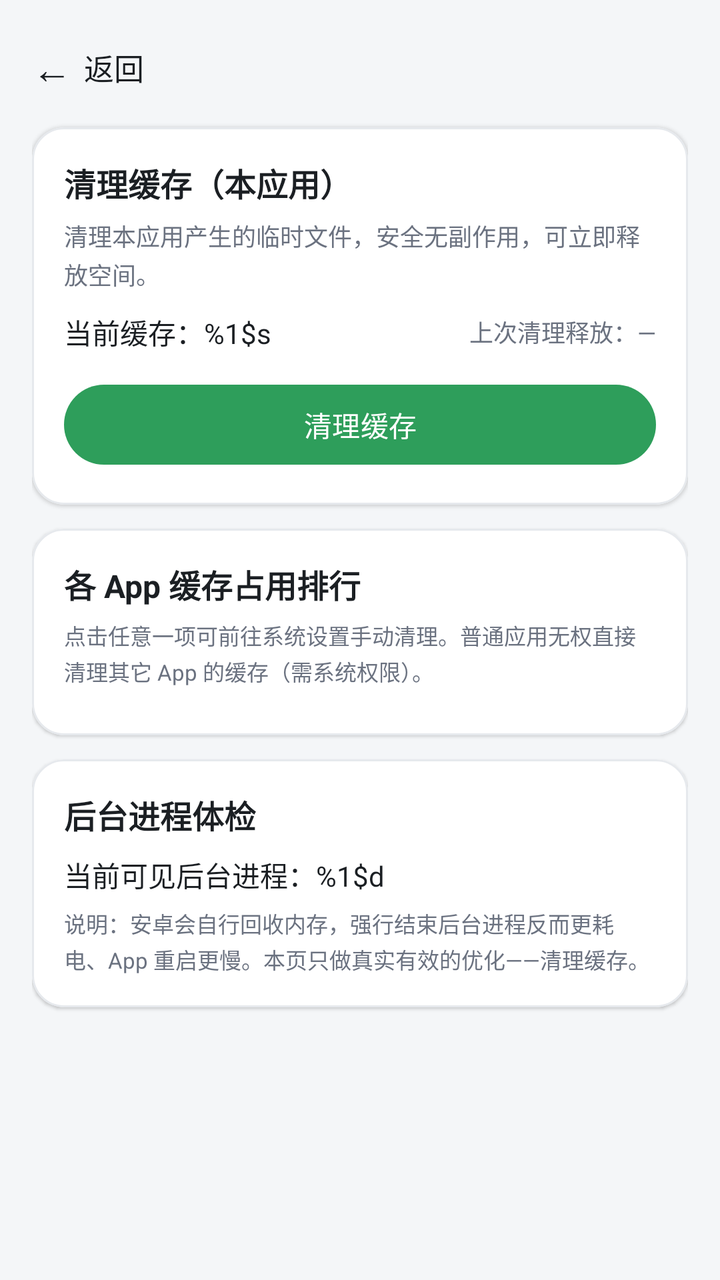
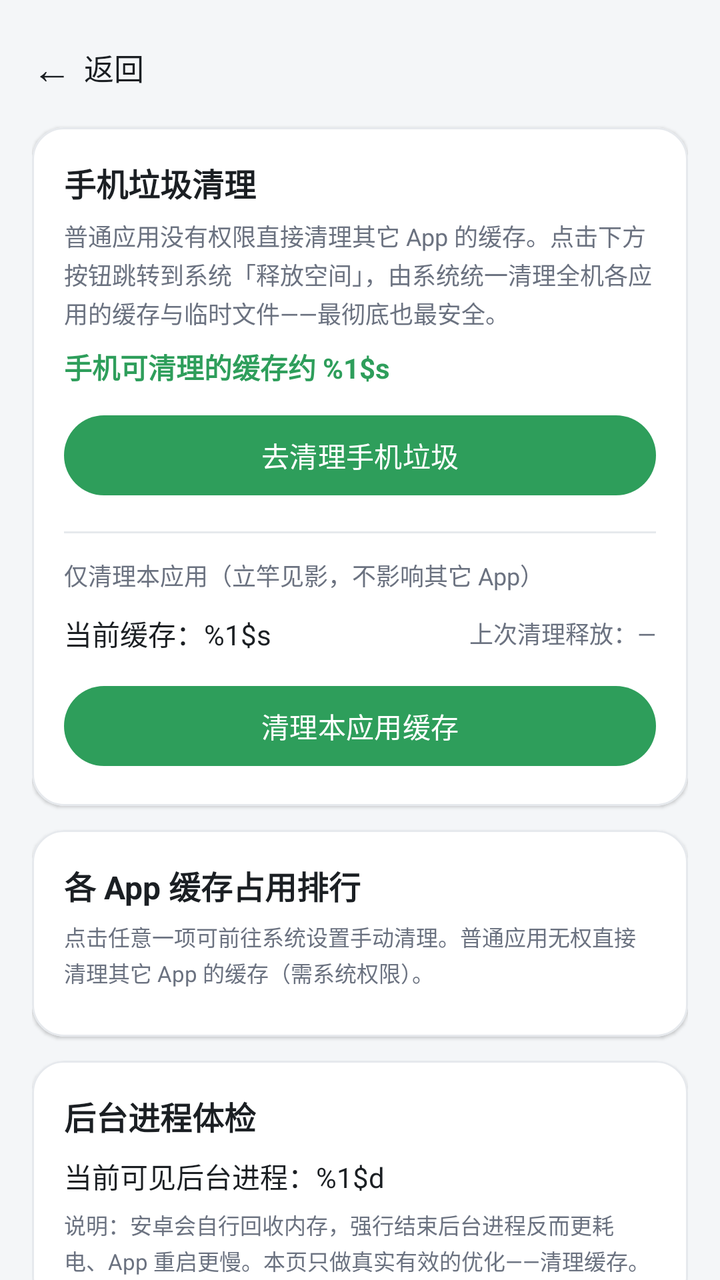

Screens rendered from an Android XML layout before and after an edit, with the pre-edit source and the edit as a unified diff.
<!-- AndroidManifest.xml: activity theme AppTheme -->
<!-- res/layout/activity_phone_optimize.xml -->
<?xml version="1.0" encoding="utf-8"?>
<androidx.core.widget.NestedScrollView xmlns:android="http://schemas.android.com/apk/res/android"
    xmlns:app="http://schemas.android.com/apk/res-auto"
    xmlns:tools="http://schemas.android.com/tools"
    android:layout_width="match_parent"
    android:layout_height="match_parent"
    android:background="@color/background"
    android:fillViewport="true">

    <LinearLayout
        android:layout_width="match_parent"
        android:layout_height="wrap_content"
        android:orientation="vertical"
        android:paddingStart="16dp"
        android:paddingTop="16dp"
        android:paddingEnd="16dp"
        android:paddingBottom="24dp">

        
        <LinearLayout
            android:id="@+id/btnBack"
            android:layout_width="wrap_content"
            android:layout_height="wrap_content"
            android:layout_marginBottom="12dp"
            android:gravity="center_vertical"
            android:orientation="horizontal"
            android:paddingVertical="4dp">

            <TextView
                android:layout_width="wrap_content"
                android:layout_height="wrap_content"
                android:text="←"
                android:textColor="@color/text_primary"
                android:textSize="20sp" />

            <TextView
                android:layout_width="wrap_content"
                android:layout_height="wrap_content"
                android:layout_marginStart="6dp"
                android:text="@string/back"
                android:textColor="@color/text_primary"
                android:textSize="15sp" />
        </LinearLayout>

        
        <com.google.android.material.card.MaterialCardView
            android:layout_width="match_parent"
            android:layout_height="wrap_content"
            android:layout_marginBottom="12dp"
            app:cardBackgroundColor="@color/surface"
            app:cardCornerRadius="16dp"
            app:cardElevation="1dp"
            app:strokeColor="@color/divider"
            app:strokeWidth="1dp">

            <LinearLayout
                android:layout_width="match_parent"
                android:layout_height="wrap_content"
                android:orientation="vertical"
                android:padding="16dp">

                <TextView
                    android:layout_width="wrap_content"
                    android:layout_height="wrap_content"
                    android:text="@string/opt_clean_title"
                    android:textColor="@color/text_primary"
                    android:textSize="16sp"
                    android:textStyle="bold" />

                <TextView
                    android:layout_width="match_parent"
                    android:layout_height="wrap_content"
                    android:layout_marginTop="6dp"
                    android:lineSpacingExtra="2dp"
                    android:text="@string/opt_clean_desc"
                    android:textColor="@color/text_secondary"
                    android:textSize="12sp" />

                <LinearLayout
                    android:layout_width="match_parent"
                    android:layout_height="wrap_content"
                    android:layout_marginTop="10dp"
                    android:gravity="center_vertical"
                    android:orientation="horizontal">

                    <TextView
                        android:id="@+id/tvSelfCache"
                        android:layout_width="0dp"
                        android:layout_height="wrap_content"
                        android:layout_weight="1"
                        android:text="@string/opt_self_cache_current"
                        android:textColor="@color/text_primary"
                        android:textSize="14sp" />

                    <TextView
                        android:id="@+id/tvSelfFreed"
                        android:layout_width="wrap_content"
                        android:layout_height="wrap_content"
                        android:text="@string/opt_self_freed_empty"
                        android:textColor="@color/text_secondary"
                        android:textSize="12sp" />
                </LinearLayout>

                <com.google.android.material.button.MaterialButton
                    android:id="@+id/btnClearSelf"
                    android:layout_width="match_parent"
                    android:layout_height="wrap_content"
                    android:layout_marginTop="12dp"
                    android:text="@string/opt_clean_btn" />
            </LinearLayout>
        </com.google.android.material.card.MaterialCardView>

        
        <com.google.android.material.card.MaterialCardView
            android:layout_width="match_parent"
            android:layout_height="wrap_content"
            android:layout_marginBottom="12dp"
            app:cardBackgroundColor="@color/surface"
            app:cardCornerRadius="16dp"
            app:cardElevation="1dp"
            app:strokeColor="@color/divider"
            app:strokeWidth="1dp">

            <LinearLayout
                android:layout_width="match_parent"
                android:layout_height="wrap_content"
                android:orientation="vertical"
                android:padding="16dp">

                <TextView
                    android:layout_width="wrap_content"
                    android:layout_height="wrap_content"
                    android:text="@string/opt_rank_title"
                    android:textColor="@color/text_primary"
                    android:textSize="16sp"
                    android:textStyle="bold" />

                <TextView
                    android:layout_width="match_parent"
                    android:layout_height="wrap_content"
                    android:layout_marginTop="6dp"
                    android:lineSpacingExtra="2dp"
                    android:text="@string/opt_rank_desc"
                    android:textColor="@color/text_secondary"
                    android:textSize="11sp" />

                <TextView
                    android:id="@+id/tvCacheEmpty"
                    android:layout_width="match_parent"
                    android:layout_height="wrap_content"
                    android:gravity="center"
                    android:paddingTop="16dp"
                    android:paddingBottom="16dp"
                    android:text="@string/opt_cache_empty"
                    android:textColor="@color/text_secondary"
                    android:textSize="13sp"
                    android:visibility="gone"
                    tools:visibility="visible" />

                <androidx.recyclerview.widget.RecyclerView
                    android:id="@+id/rvCache"
                    android:layout_width="match_parent"
                    android:layout_height="wrap_content"
                    android:layout_marginTop="8dp"
                    android:nestedScrollingEnabled="false" />
            </LinearLayout>
        </com.google.android.material.card.MaterialCardView>

        
        <com.google.android.material.card.MaterialCardView
            android:layout_width="match_parent"
            android:layout_height="wrap_content"
            app:cardBackgroundColor="@color/surface"
            app:cardCornerRadius="16dp"
            app:cardElevation="1dp"
            app:strokeColor="@color/divider"
            app:strokeWidth="1dp">

            <LinearLayout
                android:layout_width="match_parent"
                android:layout_height="wrap_content"
                android:orientation="vertical"
                android:padding="16dp">

                <TextView
                    android:layout_width="wrap_content"
                    android:layout_height="wrap_content"
                    android:text="@string/opt_proc_title"
                    android:textColor="@color/text_primary"
                    android:textSize="16sp"
                    android:textStyle="bold" />

                <TextView
                    android:id="@+id/tvProcess"
                    android:layout_width="match_parent"
                    android:layout_height="wrap_content"
                    android:layout_marginTop="8dp"
                    android:text="@string/opt_process_count"
                    android:textColor="@color/text_primary"
                    android:textSize="14sp" />

                <TextView
                    android:layout_width="match_parent"
                    android:layout_height="wrap_content"
                    android:layout_marginTop="6dp"
                    android:lineSpacingExtra="2dp"
                    android:text="@string/opt_proc_desc"
                    android:textColor="@color/text_secondary"
                    android:textSize="11sp" />
            </LinearLayout>
        </com.google.android.material.card.MaterialCardView>

    </LinearLayout>
</androidx.core.widget.NestedScrollView>
<!-- resources referenced by this layout -->
<resources>
  <color name="background">#F4F6F8</color>
  <color name="divider">#E6E9ED</color>
  <color name="surface">#FFFFFF</color>
  <color name="text_primary">#1B1F23</color>
  <color name="text_secondary">#6B7280</color>
  <string name="back">返回</string>
  <string name="opt_cache_empty">暂无其它 App 的缓存数据（或系统未授权读取）</string>
  <string name="opt_clean_btn">清理缓存</string>
  <string name="opt_clean_desc">清理本应用产生的临时文件，安全无副作用，可立即释放空间。</string>
  <string name="opt_clean_title">清理缓存（本应用）</string>
  <string name="opt_proc_desc">说明：安卓会自行回收内存，强行结束后台进程反而更耗电、App 重启更慢。本页只做真实有效的优化——清理缓存。</string>
  <string name="opt_proc_title">后台进程体检</string>
  <string name="opt_process_count">当前可见后台进程：%1$d</string>
  <string name="opt_rank_desc">点击任意一项可前往系统设置手动清理。普通应用无权直接清理其它 App 的缓存（需系统权限）。</string>
  <string name="opt_rank_title">各 App 缓存占用排行</string>
  <string name="opt_self_cache_current">当前缓存：%1$s</string>
  <string name="opt_self_freed_empty">上次清理释放：—</string>
  <style name="AppTheme" parent="Theme.Material3.Light.NoActionBar">
          <item name="colorPrimary">@color/primary</item>
          <item name="colorOnPrimary">#FFFFFF</item>
          <item name="colorPrimaryContainer">@color/primary_container</item>
          <item name="colorOnPrimaryContainer">@color/primary_dark</item>
          <item name="android:statusBarColor">@color/primary_dark</item>
          <item name="android:windowLightStatusBar">false</item>
          <item name="android:windowBackground">@color/background</item>
      </style>
  <color name="primary">#2E9E5B</color>
  <color name="primary_container">#E6F4EA</color>
  <color name="primary_dark">#1F7A44</color>
</resources>

<!-- the commit's change to res/layout/activity_phone_optimize.xml (unified diff, before → after) -->
@@ -62,7 +62,7 @@
                 <TextView
                     android:layout_width="wrap_content"
                     android:layout_height="wrap_content"
-                    android:text="@string/opt_clean_title"
+                    android:text="@string/opt_phone_title"
                     android:textColor="@color/text_primary"
                     android:textSize="16sp"
                     android:textStyle="bold" />
@@ -72,7 +72,38 @@
                     android:layout_height="wrap_content"
                     android:layout_marginTop="6dp"
                     android:lineSpacingExtra="2dp"
-                    android:text="@string/opt_clean_desc"
+                    android:text="@string/opt_phone_desc"
+                    android:textColor="@color/text_secondary"
+                    android:textSize="12sp" />
+
+                <TextView
+                    android:id="@+id/tvPhoneEstimate"
+                    android:layout_width="match_parent"
+                    android:layout_height="wrap_content"
+                    android:layout_marginTop="8dp"
+                    android:text="@string/opt_phone_estimate"
+                    android:textColor="@color/primary"
+                    android:textSize="14sp"
+                    android:textStyle="bold" />
+
+                <com.google.android.material.button.MaterialButton
+                    android:id="@+id/btnCleanPhone"
+                    android:layout_width="match_parent"
+                    android:layout_height="wrap_content"
+                    android:layout_marginTop="10dp"
+                    android:text="@string/opt_phone_btn" />
+
+                <View
+                    android:layout_width="match_parent"
+                    android:layout_height="1dp"
+                    android:layout_marginTop="14dp"
+                    android:background="@color/divider" />
+
+                <TextView
+                    android:layout_width="match_parent"
+                    android:layout_height="wrap_content"
+                    android:layout_marginTop="12dp"
+                    android:text="@string/opt_self_label"
                     android:textColor="@color/text_secondary"
                     android:textSize="12sp" />
 
<!-- resource entries referenced after the edit -->
@@ -2,14 +2,17 @@
 <resources>
   <color name="background">#F4F6F8</color>
   <color name="divider">#E6E9ED</color>
+  <color name="primary">#2E9E5B</color>
   <color name="surface">#FFFFFF</color>
   <color name="text_primary">#1B1F23</color>
   <color name="text_secondary">#6B7280</color>
   <string name="back">返回</string>
   <string name="opt_cache_empty">暂无其它 App 的缓存数据（或系统未授权读取）</string>
-  <string name="opt_clean_btn">清理缓存</string>
-  <string name="opt_clean_desc">清理本应用产生的临时文件，安全无副作用，可立即释放空间。</string>
-  <string name="opt_clean_title">清理缓存（本应用）</string>
+  <string name="opt_clean_btn">清理本应用缓存</string>
+  <string name="opt_phone_btn">去清理手机垃圾</string>
+  <string name="opt_phone_desc">普通应用没有权限直接清理其它 App 的缓存。点击下方按钮跳转到系统「释放空间」，由系统统一清理全机各应用的缓存与临时文件——最彻底也最安全。</string>
+  <string name="opt_phone_estimate">手机可清理的缓存约 %1$s</string>
+  <string name="opt_phone_title">手机垃圾清理</string>
   <string name="opt_proc_desc">说明：安卓会自行回收内存，强行结束后台进程反而更耗电、App 重启更慢。本页只做真实有效的优化——清理缓存。</string>
   <string name="opt_proc_title">后台进程体检</string>
   <string name="opt_process_count">当前可见后台进程：%1$d</string>
@@ -17,6 +20,7 @@
   <string name="opt_rank_title">各 App 缓存占用排行</string>
   <string name="opt_self_cache_current">当前缓存：%1$s</string>
   <string name="opt_self_freed_empty">上次清理释放：—</string>
+  <string name="opt_self_label">仅清理本应用（立竿见影，不影响其它 App）</string>
   <style name="AppTheme" parent="Theme.Material3.Light.NoActionBar">
           <item name="colorPrimary">@color/primary</item>
           <item name="colorOnPrimary">#FFFFFF</item>
@@ -26,7 +30,6 @@
           <item name="android:windowLightStatusBar">false</item>
           <item name="android:windowBackground">@color/background</item>
       </style>
-  <color name="primary">#2E9E5B</color>
   <color name="primary_container">#E6F4EA</color>
   <color name="primary_dark">#1F7A44</color>
 </resources>
